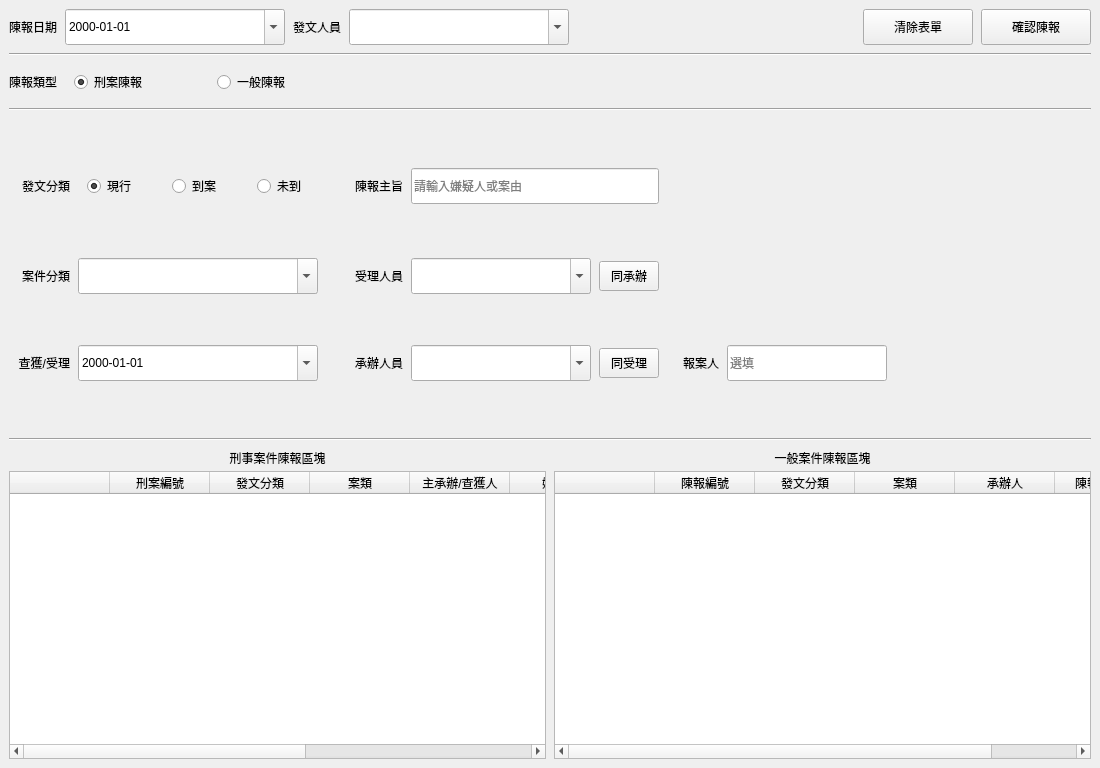
Before: the Qt Designer form layouts/Layout3.ui in jerrygskk/project_police, drawn with Qt 5.
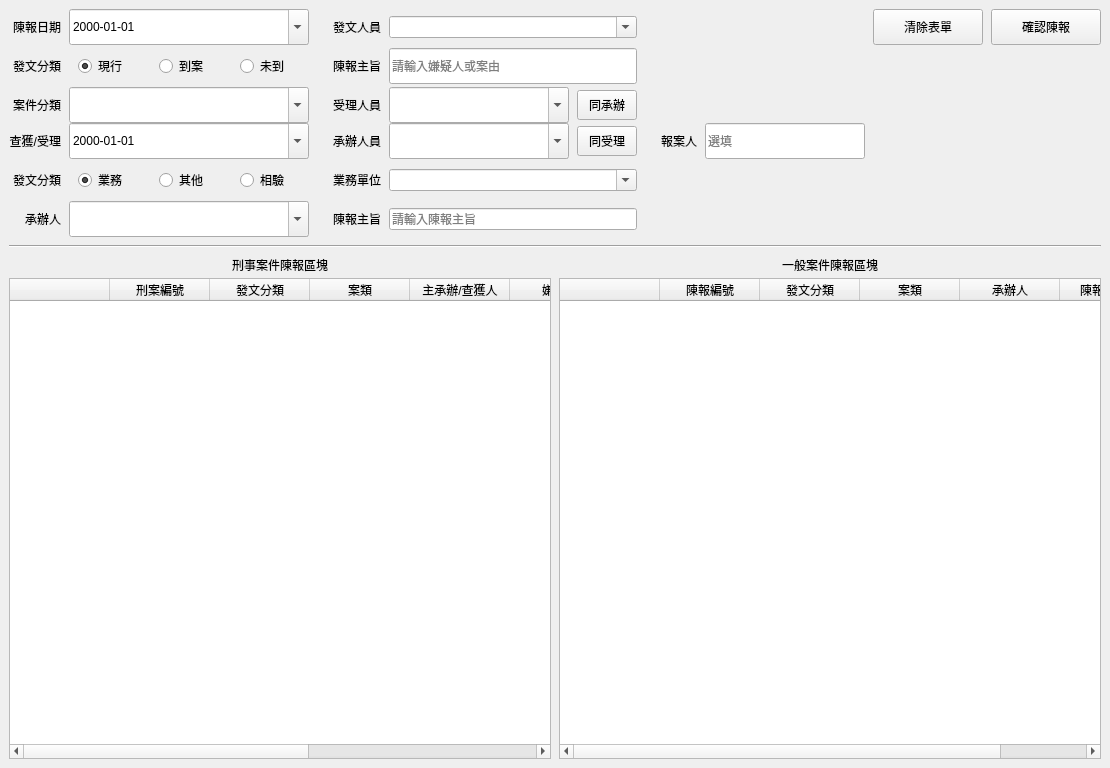
After: the same form once the commit is applied.

Commit message:
refactor(tab_report): 合併陳報表單為單一 QGridLayout 並統一欄位對齊
- 移除獨立 form_tabs，刑案/一般共用 mainGrid，以 show/hide 切換
- 兩模式 form 總高固定，下方左右預覽表高度一致
- 鎖死結構性欄寬，切換時欄位位置/寬度不跳動、發文人員等欄等寬
- 統一輸入/下拉欄位高度，共用列按鈕切換不跳動
- 灰字改型別選擇器，月曆/下拉清單不再被染灰

```diff
--- a/layouts/Layout3.ui
+++ b/layouts/Layout3.ui
@@ -15,43 +15,66 @@
     <item>
      <layout class="QGridLayout" name="topGrid">
       <property name="horizontalSpacing"><number>8</number></property>
-      <property name="verticalSpacing"><number>8</number></property>
+      <property name="verticalSpacing"><number>0</number></property>
+      <property name="contentsMargins"><number>0</number><number>6</number><number>0</number><number>6</number></property>
 
+      <!-- ── col2 Fixed 16px（rowspan=6） ── -->
+      <item row="0" column="2" rowspan="6">
+       <spacer><property name="orientation"><enum>Qt::Horizontal</enum></property>
+        <property name="sizeHint" stdset="0"><size><width>16</width><height>0</height></size></property>
+        <property name="sizeType"><enum>QSizePolicy::Fixed</enum></property></spacer>
+      </item>
+
+      <!-- ── col6 Fixed 16px（rowspan=6） ── -->
+      <item row="0" column="6" rowspan="6">
+       <spacer><property name="orientation"><enum>Qt::Horizontal</enum></property>
+        <property name="sizeHint" stdset="0"><size><width>16</width><height>0</height></size></property>
+        <property name="sizeType"><enum>QSizePolicy::Fixed</enum></property></spacer>
+      </item>
+
+      <!-- ── col9 Expanding（rowspan=6） ── -->
+      <item row="0" column="9" rowspan="6">
+       <spacer><property name="orientation"><enum>Qt::Horizontal</enum></property>
+        <property name="sizeHint" stdset="0"><size><width>0</width><height>0</height></size></property>
+        <property name="sizeType"><enum>QSizePolicy::Expanding</enum></property></spacer>
+      </item>
+
+      <!-- ════════════════════════════════════════
+           row 0：共用（陳報日期／發文人員／按鈕）
+           ════════════════════════════════════════ -->
       <item row="0" column="0">
-       <widget class="QLabel"><property name="text"><string>陳報日期</string></property>
-        <property name="alignment"><set>Qt::AlignRight|Qt::AlignVCenter</set></property></widget>
+       <widget class="QLabel">
+        <property name="text"><string>陳報日期</string></property>
+        <property name="alignment"><set>Qt::AlignRight|Qt::AlignVCenter</set></property>
+       </widget>
       </item>
       <item row="0" column="1">
        <widget class="QDateEdit" name="rpt_date">
-        <property name="minimumSize"><size><width>220</width><height>36</height></size></property>
-        <property name="maximumSize"><size><width>220</width><height>36</height></size></property>
+        <property name="minimumSize"><size><width>240</width><height>36</height></size></property>
+        <property name="maximumSize"><size><width>240</width><height>36</height></size></property>
         <property name="calendarPopup"><bool>true</bool></property>
         <property name="displayFormat"><string>yyyy-MM-dd</string></property>
        </widget>
       </item>
-      <item row="0" column="2">
-       <widget class="QLabel"><property name="text"><string>發文人員</string></property>
-        <property name="alignment"><set>Qt::AlignRight|Qt::AlignVCenter</set></property></widget>
-      </item>
       <item row="0" column="3">
+       <widget class="QLabel">
+        <property name="text"><string>發文人員</string></property>
+        <property name="alignment"><set>Qt::AlignRight|Qt::AlignVCenter</set></property>
+       </widget>
+      </item>
+      <item row="0" column="4" colspan="2">
        <widget class="QComboBox" name="rpt_sender">
-        <property name="minimumSize"><size><width>220</width><height>36</height></size></property>
-        <property name="maximumSize"><size><width>220</width><height>36</height></size></property>
         <property name="editable"><bool>true</bool></property>
        </widget>
       </item>
-      <item row="0" column="4">
-       <spacer><property name="orientation"><enum>Qt::Horizontal</enum></property>
-        <property name="sizeHint" stdset="0"><size><width>20</width><height>0</height></size></property></spacer>
-      </item>
-      <item row="0" column="5">
+      <item row="0" column="10">
        <widget class="QPushButton" name="btn_rpt_clear">
         <property name="minimumSize"><size><width>110</width><height>36</height></size></property>
         <property name="maximumSize"><size><width>110</width><height>36</height></size></property>
         <property name="text"><string>清除表單</string></property>
        </widget>
       </item>
-      <item row="0" column="6">
+      <item row="0" column="11">
        <widget class="QPushButton" name="btn_rpt_submit">
         <property name="minimumSize"><size><width>110</width><height>36</height></size></property>
         <property name="maximumSize"><size><width>110</width><height>36</height></size></property>
@@ -59,77 +82,16 @@
        </widget>
       </item>
 
-      <!-- 分隔線 -->
-      <item row="1" column="0" colspan="7">
-       <widget class="QFrame" name="line_top">
-        <property name="frameShape"><enum>QFrame::HLine</enum></property>
-        <property name="frameShadow"><enum>QFrame::Sunken</enum></property>
+      <!-- ════════════════════════════════════════
+           row 1（刑案）：發文分類 radio ／ 陳報主旨
+           ════════════════════════════════════════ -->
+      <item row="1" column="0">
+       <widget class="QLabel" name="lbl_crim_status">
+        <property name="text"><string>發文分類</string></property>
+        <property name="alignment"><set>Qt::AlignRight|Qt::AlignVCenter</set></property>
        </widget>
       </item>
-
-      <!-- Radio -->
-      <item row="2" column="0">
-       <widget class="QLabel"><property name="text"><string>陳報類型</string></property>
-        <property name="alignment"><set>Qt::AlignRight|Qt::AlignVCenter</set></property></widget>
-      </item>
-      <item row="2" column="1" colspan="3">
-       <widget class="QWidget" name="type_radio_group">
-        <property name="minimumSize"><size><width>280</width><height>36</height></size></property>
-        <property name="maximumSize"><size><width>280</width><height>36</height></size></property>
-        <layout class="QHBoxLayout">
-         <property name="spacing"><number>24</number></property>
-         <property name="contentsMargins"><number>0</number><number>0</number><number>0</number><number>0</number></property>
-         <item>
-          <widget class="QRadioButton" name="radio_criminal">
-           <property name="text"><string>刑案陳報</string></property>
-           <property name="checked"><bool>true</bool></property>
-          </widget>
-         </item>
-         <item>
-          <widget class="QRadioButton" name="radio_general">
-           <property name="text"><string>一般陳報</string></property>
-          </widget>
-         </item>
-        </layout>
-       </widget>
-      </item>
-
-      <!-- 分隔線 -->
-      <item row="3" column="0" colspan="7">
-       <widget class="QFrame" name="line_mid">
-        <property name="frameShape"><enum>QFrame::HLine</enum></property>
-        <property name="frameShadow"><enum>QFrame::Sunken</enum></property>
-       </widget>
-      </item>
-
-     </layout>
-    </item>
-
-    <!-- ── QStackedWidget：刑案 / 一般各自獨立，固定高度不跳動 ── -->
-    <item>
-     <widget class="QStackedWidget" name="formStack">
-      <property name="minimumHeight"><number>148</number></property>
-      <property name="maximumHeight"><number>148</number></property>
-
-      <!-- page 0：刑案（3行）
-           欄位規劃：
-           col0=左標籤  col1=左欄位  col2=區塊間距spacer
-           col3=中標籤  col4=中欄位  col5=同XX按鈕  col6=區塊間距spacer
-           col7=報案人標籤  col8=報案人輸入
-      -->
-      <widget class="QWidget" name="page_criminal">
-       <layout class="QGridLayout" name="crimGrid">
-        <property name="horizontalSpacing"><number>8</number></property>
-        <property name="verticalSpacing"><number>14</number></property>
-        <property name="contentsMargins"><number>0</number><number>6</number><number>0</number><number>6</number></property>
-
-        <!-- ── 左欄 ── -->
-        <!-- row0 col0-1: 發文分類 radio -->
-        <item row="0" column="0">
-         <widget class="QLabel"><property name="text"><string>發文分類</string></property>
-          <property name="alignment"><set>Qt::AlignRight|Qt::AlignVCenter</set></property></widget>
-        </item>
-        <item row="0" column="1">
+      <item row="1" column="1">
          <widget class="QWidget" name="crim_status_group">
           <property name="minimumSize"><size><width>240</width><height>36</height></size></property>
           <layout class="QHBoxLayout" name="statusRadioLayout">
@@ -153,66 +115,48 @@
           </layout>
          </widget>
         </item>
-
-        <!-- row1 col0-1: 案件分類 -->
-        <item row="1" column="0">
-         <widget class="QLabel" name="lbl_crim_casetype"><property name="text"><string>案件分類</string></property>
-          <property name="alignment"><set>Qt::AlignRight|Qt::AlignVCenter</set></property></widget>
-        </item>
-        <item row="1" column="1">
-         <widget class="QComboBox" name="crim_casetype">
-          <property name="minimumSize"><size><width>240</width><height>36</height></size></property>
-          <property name="maximumSize"><size><width>240</width><height>36</height></size></property>
-          <property name="editable"><bool>true</bool></property>
-         </widget>
-        </item>
-
-        <!-- row2 col0-1: 查獲/受理 -->
-        <item row="2" column="0">
-         <widget class="QLabel" name="lbl_crim_occdate"><property name="text"><string>查獲/受理</string></property>
-          <property name="alignment"><set>Qt::AlignRight|Qt::AlignVCenter</set></property></widget>
-        </item>
-        <item row="2" column="1">
-         <widget class="QDateEdit" name="crim_occdate">
-          <property name="minimumSize"><size><width>240</width><height>36</height></size></property>
-          <property name="maximumSize"><size><width>240</width><height>36</height></size></property>
-          <property name="calendarPopup"><bool>true</bool></property>
-          <property name="displayFormat"><string>yyyy-MM-dd</string></property>
-         </widget>
-        </item>
-
-        <!-- ── 區塊間距 col2 ── -->
-        <item row="0" column="2" rowspan="3">
-         <spacer><property name="orientation"><enum>Qt::Horizontal</enum></property>
-          <property name="sizeHint" stdset="0"><size><width>16</width><height>0</height></size></property>
-          <property name="sizeType"><enum>QSizePolicy::Fixed</enum></property></spacer>
-        </item>
-
-        <!-- ── 中欄 ── -->
-        <!-- row0 col3-5: 陳報主旨（colspan=2 對齊按鈕右緣） -->
-        <item row="0" column="3">
-         <widget class="QLabel" name="lbl_crim_subject"><property name="text"><string>陳報主旨</string></property>
-          <property name="alignment"><set>Qt::AlignRight|Qt::AlignVCenter</set></property></widget>
-        </item>
-        <item row="0" column="4" colspan="2">
+      <item row="1" column="3">
+       <widget class="QLabel" name="lbl_crim_subject">
+        <property name="text"><string>陳報主旨</string></property>
+        <property name="alignment"><set>Qt::AlignRight|Qt::AlignVCenter</set></property>
+       </widget>
+      </item>
+      <item row="1" column="4" colspan="2">
          <widget class="QLineEdit" name="crim_subject">
           <property name="minimumSize"><size><width>0</width><height>36</height></size></property>
           <property name="placeholderText"><string>請輸入嫌疑人或案由</string></property>
          </widget>
         </item>
 
-        <!-- row1 col3-5: 受理人員 + 同承辦 -->
-        <item row="1" column="3">
-         <widget class="QLabel" name="lbl_crim_receiver"><property name="text"><string>受理人員</string></property>
-          <property name="alignment"><set>Qt::AlignRight|Qt::AlignVCenter</set></property></widget>
-        </item>
-        <item row="1" column="4">
+      <!-- ════════════════════════════════════════
+           row 2（刑案）：案件分類 ／ 受理人員 + 同承辦
+           ════════════════════════════════════════ -->
+      <item row="2" column="0">
+       <widget class="QLabel" name="lbl_crim_casetype">
+        <property name="text"><string>案件分類</string></property>
+        <property name="alignment"><set>Qt::AlignRight|Qt::AlignVCenter</set></property>
+       </widget>
+      </item>
+      <item row="2" column="1">
+       <widget class="QComboBox" name="crim_casetype">
+        <property name="minimumSize"><size><width>240</width><height>36</height></size></property>
+        <property name="maximumSize"><size><width>240</width><height>36</height></size></property>
+        <property name="editable"><bool>true</bool></property>
+       </widget>
+      </item>
+      <item row="2" column="3">
+       <widget class="QLabel" name="lbl_crim_receiver">
+        <property name="text"><string>受理人員</string></property>
+        <property name="alignment"><set>Qt::AlignRight|Qt::AlignVCenter</set></property>
+       </widget>
+      </item>
+      <item row="2" column="4">
          <widget class="QComboBox" name="crim_receiver">
           <property name="minimumSize"><size><width>180</width><height>36</height></size></property>
           <property name="editable"><bool>true</bool></property>
          </widget>
         </item>
-        <item row="1" column="5">
+      <item row="2" column="5">
          <widget class="QPushButton" name="btn_copy_to_receiver">
           <property name="minimumSize"><size><width>60</width><height>30</height></size></property>
           <property name="maximumSize"><size><width>60</width><height>30</height></size></property>
@@ -220,38 +164,49 @@
          </widget>
         </item>
 
-        <!-- row2 col3-5: 承辦人員 + 同受理 -->
-        <item row="2" column="3">
-         <widget class="QLabel" name="lbl_crim_processor"><property name="text"><string>承辦人員</string></property>
-          <property name="alignment"><set>Qt::AlignRight|Qt::AlignVCenter</set></property></widget>
-        </item>
-        <item row="2" column="4">
+      <!-- ════════════════════════════════════════
+           row 3（刑案）：查獲/受理 ／ 承辦人員 + 同受理 ／ 報案人
+           ════════════════════════════════════════ -->
+      <item row="3" column="0">
+       <widget class="QLabel" name="lbl_crim_occdate">
+        <property name="text"><string>查獲/受理</string></property>
+        <property name="alignment"><set>Qt::AlignRight|Qt::AlignVCenter</set></property>
+       </widget>
+      </item>
+      <item row="3" column="1">
+       <widget class="QDateEdit" name="crim_occdate">
+        <property name="minimumSize"><size><width>240</width><height>36</height></size></property>
+        <property name="maximumSize"><size><width>240</width><height>36</height></size></property>
+        <property name="calendarPopup"><bool>true</bool></property>
+        <property name="displayFormat"><string>yyyy-MM-dd</string></property>
+       </widget>
+      </item>
+      <item row="3" column="3">
+       <widget class="QLabel" name="lbl_crim_processor">
+        <property name="text"><string>承辦人員</string></property>
+        <property name="alignment"><set>Qt::AlignRight|Qt::AlignVCenter</set></property>
+       </widget>
+      </item>
+      <item row="3" column="4">
          <widget class="QComboBox" name="crim_processor">
           <property name="minimumSize"><size><width>180</width><height>36</height></size></property>
           <property name="editable"><bool>true</bool></property>
          </widget>
         </item>
-        <item row="2" column="5">
+      <item row="3" column="5">
          <widget class="QPushButton" name="btn_copy_to_processor">
           <property name="minimumSize"><size><width>60</width><height>30</height></size></property>
           <property name="maximumSize"><size><width>60</width><height>30</height></size></property>
           <property name="text"><string>同受理</string></property>
          </widget>
         </item>
-
-        <!-- ── 區塊間距 col6 ── -->
-        <item row="0" column="6" rowspan="3">
-         <spacer><property name="orientation"><enum>Qt::Horizontal</enum></property>
-          <property name="sizeHint" stdset="0"><size><width>16</width><height>0</height></size></property>
-          <property name="sizeType"><enum>QSizePolicy::Fixed</enum></property></spacer>
-        </item>
-
-        <!-- ── 報案人區塊 col7-8，只在 row2 ── -->
-        <item row="2" column="7">
-         <widget class="QLabel" name="lbl_crim_reporter"><property name="text"><string>報案人</string></property>
-          <property name="alignment"><set>Qt::AlignRight|Qt::AlignVCenter</set></property></widget>
-        </item>
-        <item row="2" column="8">
+      <item row="3" column="7">
+       <widget class="QLabel" name="lbl_crim_reporter">
+        <property name="text"><string>報案人</string></property>
+        <property name="alignment"><set>Qt::AlignRight|Qt::AlignVCenter</set></property>
+       </widget>
+      </item>
+      <item row="3" column="8">
          <widget class="QLineEdit" name="crim_reporter">
           <property name="minimumSize"><size><width>160</width><height>36</height></size></property>
           <property name="maximumSize"><size><width>160</width><height>36</height></size></property>
@@ -259,29 +214,16 @@
          </widget>
         </item>
 
-        <!-- ── 右側彈性空間 ── -->
-        <item row="0" column="9" rowspan="3">
-         <spacer><property name="orientation"><enum>Qt::Horizontal</enum></property>
-          <property name="sizeHint" stdset="0"><size><width>0</width><height>0</height></size></property>
-          <property name="sizeType"><enum>QSizePolicy::Expanding</enum></property></spacer>
-        </item>
-
-       </layout>
-      </widget>
-      <widget class="QWidget" name="page_general">
-       <layout class="QGridLayout" name="genGrid">
-        <property name="horizontalSpacing"><number>8</number></property>
-        <property name="verticalSpacing"><number>14</number></property>
-        <property name="contentsMargins"><number>0</number><number>6</number><number>0</number><number>6</number></property>
-
-        <!-- col0=左標籤 col1=左欄位 col2=間距 col3=右標籤 col4=右欄位 col5=expanding -->
-
-        <!-- row0: 發文分類(radio) | 業務單位 -->
-        <item row="0" column="0">
-         <widget class="QLabel" name="lbl_gen_cat"><property name="text"><string>發文分類</string></property>
-          <property name="alignment"><set>Qt::AlignRight|Qt::AlignVCenter</set></property></widget>
-        </item>
-        <item row="0" column="1">
+      <!-- ════════════════════════════════════════
+           row 4（一般）：發文分類 radio ／ 業務單位
+           ════════════════════════════════════════ -->
+      <item row="4" column="0">
+       <widget class="QLabel" name="lbl_gen_cat">
+        <property name="text"><string>發文分類</string></property>
+        <property name="alignment"><set>Qt::AlignRight|Qt::AlignVCenter</set></property>
+       </widget>
+      </item>
+      <item row="4" column="1">
          <widget class="QWidget" name="gen_cat_group">
           <property name="minimumSize"><size><width>240</width><height>36</height></size></property>
           <layout class="QHBoxLayout" name="genCatRadioLayout">
@@ -305,58 +247,46 @@
           </layout>
          </widget>
         </item>
-        <!-- 區塊間距 -->
-        <item row="0" column="2" rowspan="2">
-         <spacer><property name="orientation"><enum>Qt::Horizontal</enum></property>
-          <property name="sizeHint" stdset="0"><size><width>16</width><height>0</height></size></property>
-          <property name="sizeType"><enum>QSizePolicy::Fixed</enum></property></spacer>
-        </item>
-        <item row="0" column="3">
-         <widget class="QLabel" name="lbl_gen_dept"><property name="text"><string>業務單位</string></property>
-          <property name="alignment"><set>Qt::AlignRight|Qt::AlignVCenter</set></property></widget>
-        </item>
-        <item row="0" column="4">
+      <item row="4" column="3">
+       <widget class="QLabel" name="lbl_gen_dept">
+        <property name="text"><string>業務單位</string></property>
+        <property name="alignment"><set>Qt::AlignRight|Qt::AlignVCenter</set></property>
+       </widget>
+      </item>
+      <item row="4" column="4" colspan="2">
          <widget class="QComboBox" name="gen_dept">
-          <property name="minimumSize"><size><width>220</width><height>36</height></size></property>
-          <property name="maximumSize"><size><width>220</width><height>36</height></size></property>
           <property name="editable"><bool>true</bool></property>
          </widget>
         </item>
 
-        <!-- row1: 承辦人 | 陳報主旨 -->
-        <item row="1" column="0">
-         <widget class="QLabel" name="lbl_gen_processor"><property name="text"><string>承辦人</string></property>
-          <property name="alignment"><set>Qt::AlignRight|Qt::AlignVCenter</set></property></widget>
-        </item>
-        <item row="1" column="1">
+      <!-- ════════════════════════════════════════
+           row 5（一般）：承辦人 ／ 陳報主旨
+           ════════════════════════════════════════ -->
+      <item row="5" column="0">
+       <widget class="QLabel" name="lbl_gen_processor">
+        <property name="text"><string>承辦人</string></property>
+        <property name="alignment"><set>Qt::AlignRight|Qt::AlignVCenter</set></property>
+       </widget>
+      </item>
+      <item row="5" column="1">
          <widget class="QComboBox" name="gen_processor">
           <property name="minimumSize"><size><width>240</width><height>36</height></size></property>
-          <property name="maximumSize"><size><width>220</width><height>36</height></size></property>
           <property name="editable"><bool>true</bool></property>
          </widget>
         </item>
-        <item row="1" column="3">
-         <widget class="QLabel" name="lbl_gen_subject"><property name="text"><string>陳報主旨</string></property>
-          <property name="alignment"><set>Qt::AlignRight|Qt::AlignVCenter</set></property></widget>
-        </item>
-        <item row="1" column="4">
+      <item row="5" column="3">
+       <widget class="QLabel" name="lbl_gen_subject">
+        <property name="text"><string>陳報主旨</string></property>
+        <property name="alignment"><set>Qt::AlignRight|Qt::AlignVCenter</set></property>
+       </widget>
+      </item>
+      <item row="5" column="4" colspan="2">
          <widget class="QLineEdit" name="gen_subject">
-          <property name="minimumSize"><size><width>220</width><height>36</height></size></property>
           <property name="placeholderText"><string>請輸入陳報主旨</string></property>
          </widget>
         </item>
 
-        <!-- 右側 expanding spacer -->
-        <item row="0" column="5" rowspan="2">
-         <spacer><property name="orientation"><enum>Qt::Horizontal</enum></property>
-          <property name="sizeHint" stdset="0"><size><width>0</width><height>0</height></size></property>
-          <property name="sizeType"><enum>QSizePolicy::Expanding</enum></property></spacer>
-        </item>
-
-       </layout>
-      </widget>
-
-     </widget>
+     </layout>
     </item>
 
     <!-- 分隔線 -->
```
Left out of the diff: 11 changed lines with no effect on the pictures. Lines whose indentation alone changed are shown as unchanged. The commit also changes 3 other files.
